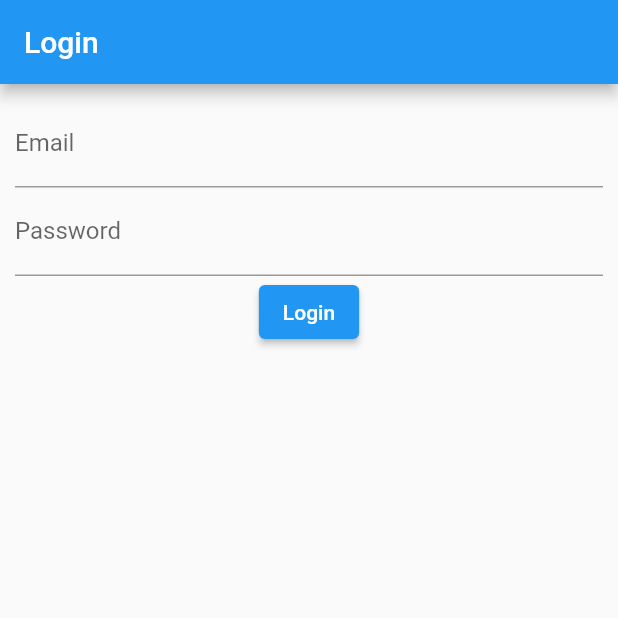
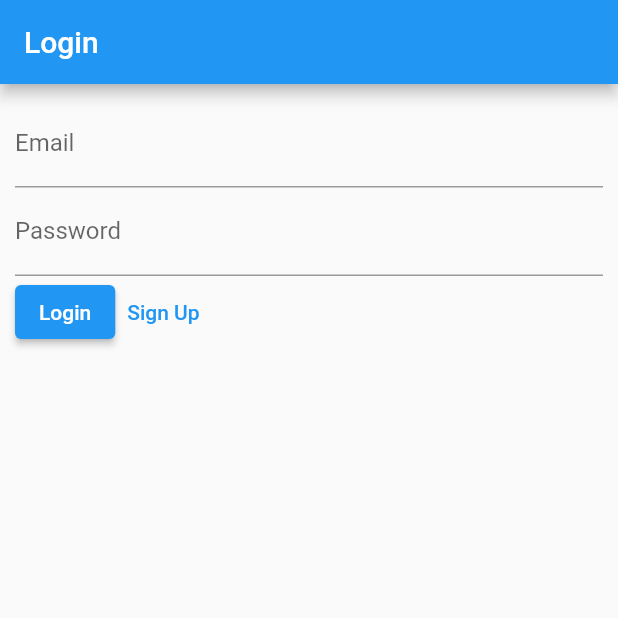
Before and after one commit to frontenddevtrainer/edu_ecommerce_fb_2, a Flutter app: the screen it shows after launch, after a tap on "Login", on a phone screen of 412 x 824 dp, the top half of it. Run offline on Flutter 3.47's test engine with Material 2 defaults, Android fonts, the phone set to English and light mode, and no system bars; our stand-ins replace cloud_firestore, firebase_auth, firebase_core; accounts and stored records are empty; network calls fail.

Commit message:
sign in screen.

```diff
--- a/lib/screens/AuthScreen.dart
+++ b/lib/screens/AuthScreen.dart
@@ -13,6 +13,7 @@ class _AuthScreenState extends State<AuthScreen> {
   final _email = TextEditingController();
   final _password = TextEditingController();
   final FirebaseAuth _auth = FirebaseAuth.instance;
+  bool _isLogin = false;
 
   Future<User?> signup() async {
     try {
@@ -21,7 +22,16 @@ class _AuthScreenState extends State<AuthScreen> {
               email: _email.text.trim(), password: _password.text.trim());
       return userCredential.user;
     } on FirebaseAuthException catch (e) {
-      print(e);
+      return null;
+    }
+  }
+
+  Future<User?> signin() async {
+    try {
+      UserCredential userCredential = await _auth.signInWithEmailAndPassword(
+          email: _email.text.trim(), password: _password.text.trim());
+      return userCredential.user;
+    } on FirebaseAuthException catch (e) {
       return null;
     }
   }
@@ -29,9 +39,9 @@ class _AuthScreenState extends State<AuthScreen> {
   @override
   Widget build(BuildContext context) {
     return Scaffold(
-        appBar: AppBar(title: const Text("Login")),
+        appBar: AppBar(title: Text(_isLogin ? "Login" : "Sign Up")),
         body: Padding(
-          padding: EdgeInsets.all(10),
+          padding: const EdgeInsets.all(10),
           child: Form(
             key: _formKey,
             child: Column(children: [
@@ -44,11 +54,26 @@ class _AuthScreenState extends State<AuthScreen> {
                 controller: _password,
                 decoration: const InputDecoration(labelText: "Password"),
               ),
-              ElevatedButton(
-                  onPressed: () {
-                    signup();
-                  },
-                  child: const Text("Login"))
+              Row(
+                children: [
+                  ElevatedButton(
+                      onPressed: () {
+                        if (_isLogin) {
+                          signin();
+                        } else {
+                          signup();
+                        }
+                      },
+                      child: Text(_isLogin ? "Login" : "Sign Up")),
+                  TextButton(
+                      onPressed: () {
+                        setState(() {
+                          _isLogin = !_isLogin;
+                        });
+                      },
+                      child: Text(_isLogin ? "Sign Up" : "Login"))
+                ],
+              )
             ]),
           ),
         ));
```
